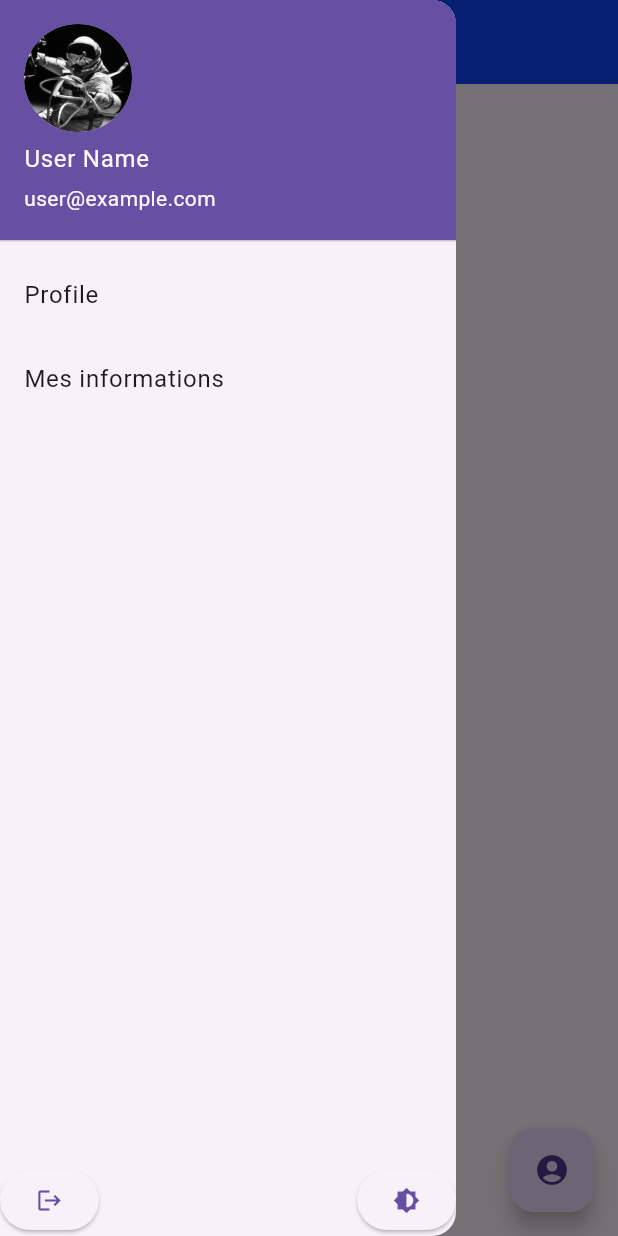
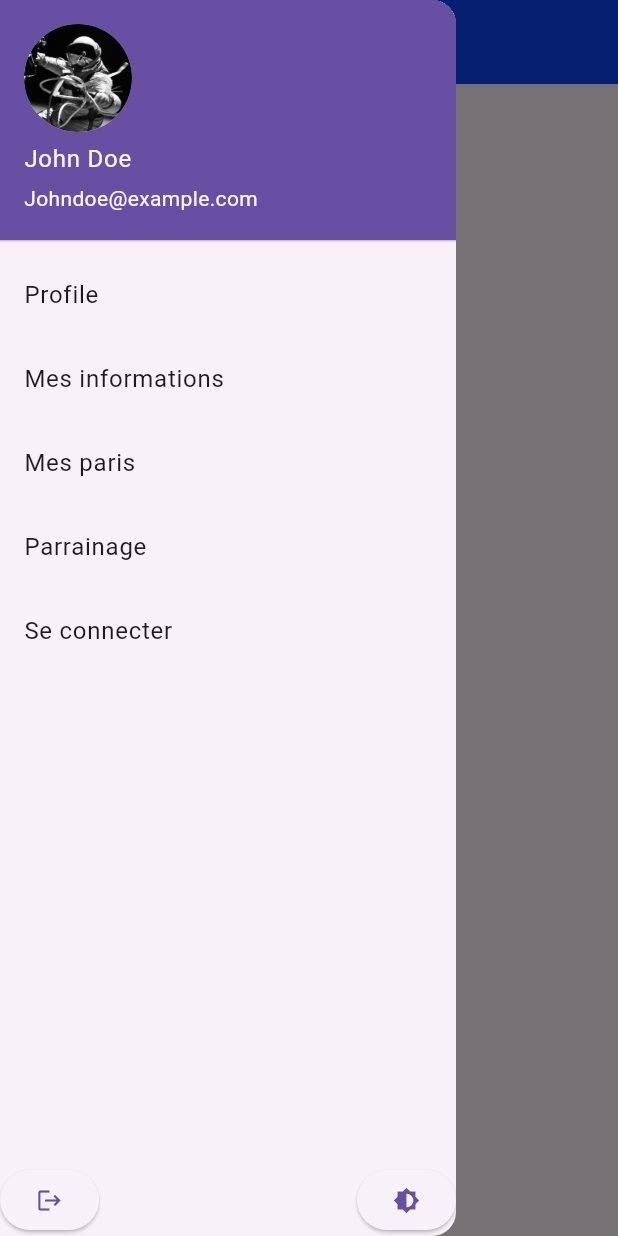
Before and after one commit to M4tte78/AP4, a Flutter app: the screen it shows after launch, with the side drawer open, on a phone screen of 412 x 824 dp. Run offline on Flutter 3.47's test engine with Material 3 defaults, Android fonts, the phone set to English and light mode, and no system bars.

Commit message:
Mis à jour du menue utilisateur à gauche

```diff
--- a/lib/main.dart
+++ b/lib/main.dart
@@ -1,3 +1,4 @@
+import 'package:firstapp/bet.dart';
 import 'package:firstapp/login.dart';
 import 'package:flutter/material.dart';
 
@@ -40,8 +41,8 @@
                   padding: EdgeInsets.zero,
                   children: <Widget>[
                     const UserAccountsDrawerHeader(
-                      accountName: Text('User Name'),
-                      accountEmail: Text('user@example.com'),
+                      accountName: Text('John Doe'),
+                      accountEmail: Text('Johndoe@example.com'),
                       currentAccountPicture: CircleAvatar(
                         backgroundImage: AssetImage('assets/images/astronaut.png'), // image avatar
                       ),
@@ -63,6 +64,39 @@
                         // Then close the drawer
                         Navigator.pop(context);
                       },
+                    ),
+                    ListTile(
+                      // leading: Icon(Icons.account_circle), Pour ajouter une icone si besoins
+                      title: const Text('Mes paris'),
+                      onTap: () {
+                        // Action à exécuter lors du clic sur le bouton flottant
+                        Navigator.push(
+                          context,
+                          MaterialPageRoute(builder: (context) => BetPage()));
+                      ;
+                      },
+                    ),
+                    ListTile(
+                      title: const Text('Parrainage'),
+                      onTap: () {
+                        // Update the state of the app
+                        // ...
+                        // Then close the drawer
+                        Navigator.pop(context);
+                      },
+                    ),
+                    ListTile(
+                      title: const Text('Se connecter'),
+                      onTap: () {
+                        // Update the state of the app
+                        // ...
+                        Navigator.push(
+                          context,
+                          MaterialPageRoute(builder: (context) => LoginPage()));Navigator.push(
+                          context,
+                          MaterialPageRoute(builder: (context) => LoginPage()));
+                      },
+                        // Then close the drawer
                     ),
                     // Add more list items here if you want...
                   ],
@@ -107,16 +141,7 @@
             ),
           ),
         ),
-        floatingActionButton: FloatingActionButton(
-          onPressed: () {
-            // Action à exécuter lors du clic sur le bouton flottant
-            Navigator.push(
-              context,
-              MaterialPageRoute(builder: (context) => LoginPage()),
-            );
-          },
-          child: const Icon(Icons.account_circle), // Icône de compte
-        ),
+
       ),
     );
   }
```
